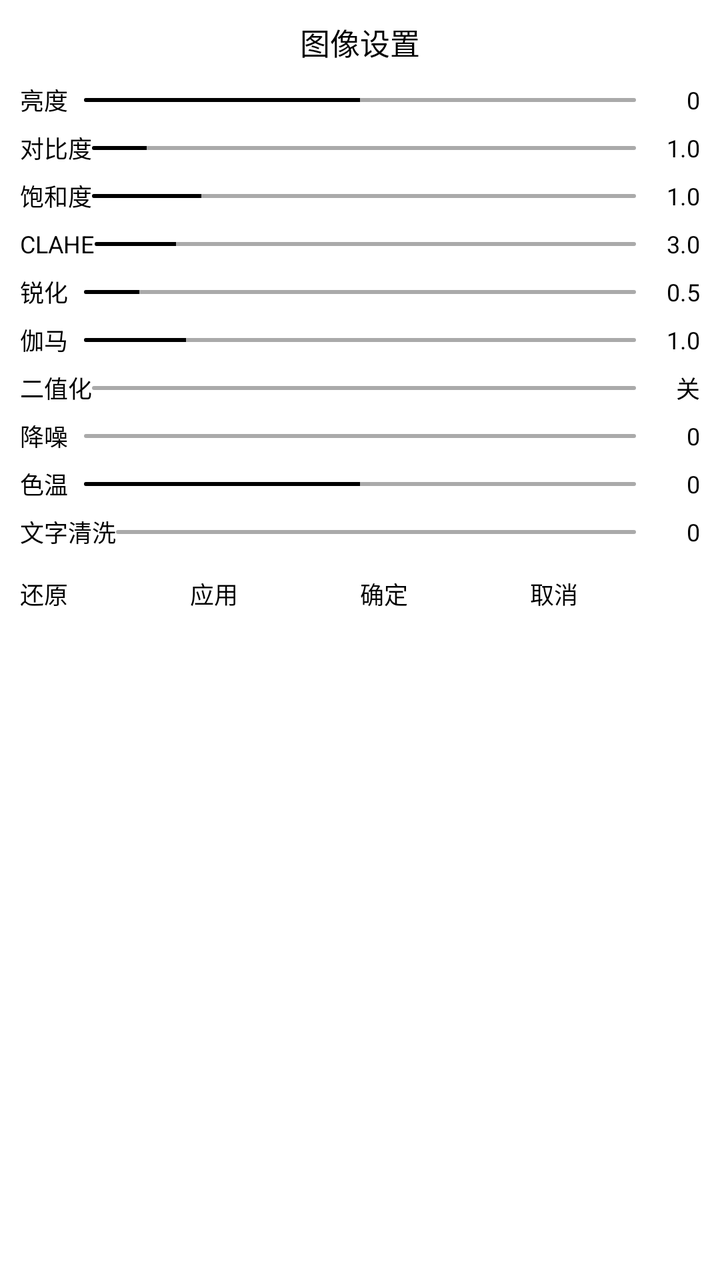
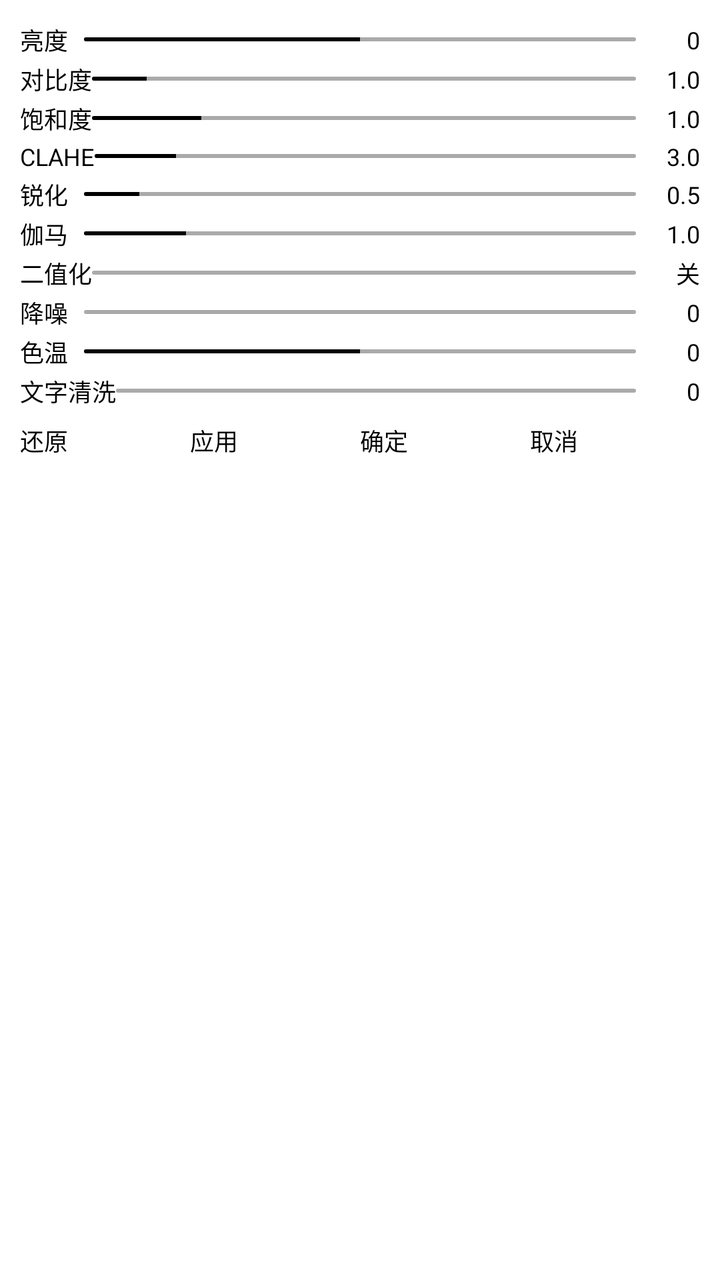

An Android layout rendered at two revisions. The XML below is the earlier revision; the diff shows what the commit changed to produce the second picture.
<!-- AndroidManifest.xml: application theme android:Theme.Light.NoTitleBar -->
<!-- res/layout/dialog_image_settings.xml -->
<?xml version="1.0" encoding="utf-8"?>
<LinearLayout xmlns:android="http://schemas.android.com/apk/res/android"
    android:layout_width="match_parent"
    android:layout_height="wrap_content"
    android:orientation="vertical"
    android:background="#FFFFFF"
    android:padding="10dp">

    <TextView
        android:layout_width="match_parent"
        android:layout_height="wrap_content"
        android:text="图像设置"
        android:textSize="15sp"
        android:textColor="#000000"
        android:gravity="center"
        android:paddingBottom="6dp" />

    
    <LinearLayout
        android:layout_width="match_parent"
        android:layout_height="wrap_content"
        android:orientation="horizontal"
        android:gravity="center_vertical"
        android:paddingVertical="1dp">
        <TextView
            android:layout_width="wrap_content"
            android:layout_height="wrap_content"
            android:text="亮度"
            android:textSize="12sp"
            android:textColor="#000000"
            android:singleLine="true"
            android:minWidth="32dp" />
        <SeekBar
            android:id="@+id/sb_brightness"
            style="?android:attr/progressBarStyleHorizontal"
            android:layout_width="0dp"
            android:layout_height="wrap_content"
            android:layout_weight="1"
            android:max="510"
            android:progress="255"
            android:splitTrack="false"
            android:thumbTint="#000000"
            android:progressTint="#000000"
            android:progressBackgroundTint="#AAAAAA"
            android:minHeight="2dp"
            android:maxHeight="2dp"
            android:paddingTop="10dp"
            android:paddingBottom="10dp" />
        <TextView
            android:id="@+id/tv_brightness_value"
            android:layout_width="32dp"
            android:layout_height="wrap_content"
            android:text="0"
            android:textSize="12sp"
            android:textColor="#000000"
            android:gravity="end"
            android:singleLine="true"
            android:paddingStart="4dp" />
    </LinearLayout>

    
    <LinearLayout
        android:layout_width="match_parent"
        android:layout_height="wrap_content"
        android:orientation="horizontal"
        android:gravity="center_vertical"
        android:paddingVertical="1dp">
        <TextView
            android:layout_width="wrap_content"
            android:layout_height="wrap_content"
            android:text="对比度"
            android:textSize="12sp"
            android:textColor="#000000"
            android:singleLine="true"
            android:minWidth="32dp" />
        <SeekBar
            android:id="@+id/sb_contrast"
            style="?android:attr/progressBarStyleHorizontal"
            android:layout_width="0dp"
            android:layout_height="wrap_content"
            android:layout_weight="1"
            android:max="1000"
            android:progress="100"
            android:splitTrack="false"
            android:thumbTint="#000000"
            android:progressTint="#000000"
            android:progressBackgroundTint="#AAAAAA"
            android:minHeight="2dp"
            android:maxHeight="2dp"
            android:paddingTop="10dp"
            android:paddingBottom="10dp" />
        <TextView
            android:id="@+id/tv_contrast_value"
            android:layout_width="32dp"
            android:layout_height="wrap_content"
            android:text="1.0"
            android:textSize="12sp"
            android:textColor="#000000"
            android:gravity="end"
            android:singleLine="true"
            android:paddingStart="4dp" />
    </LinearLayout>

    
    <LinearLayout
        android:layout_width="match_parent"
        android:layout_height="wrap_content"
        android:orientation="horizontal"
        android:gravity="center_vertical"
        android:paddingVertical="1dp">
        <TextView
            android:layout_width="wrap_content"
            android:layout_height="wrap_content"
            android:text="饱和度"
            android:textSize="12sp"
            android:textColor="#000000"
            android:singleLine="true"
            android:minWidth="32dp" />
        <SeekBar
            android:id="@+id/sb_saturation"
            style="?android:attr/progressBarStyleHorizontal"
            android:layout_width="0dp"
            android:layout_height="wrap_content"
            android:layout_weight="1"
            android:max="500"
            android:progress="100"
            android:splitTrack="false"
            android:thumbTint="#000000"
            android:progressTint="#000000"
            android:progressBackgroundTint="#AAAAAA"
            android:minHeight="2dp"
            android:maxHeight="2dp"
            android:paddingTop="10dp"
            android:paddingBottom="10dp" />
        <TextView
            android:id="@+id/tv_saturation_value"
            android:layout_width="32dp"
            android:layout_height="wrap_content"
            android:text="1.0"
            android:textSize="12sp"
            android:textColor="#000000"
            android:gravity="end"
            android:singleLine="true"
            android:paddingStart="4dp" />
    </LinearLayout>

    
    <LinearLayout
        android:layout_width="match_parent"
        android:layout_height="wrap_content"
        android:orientation="horizontal"
        android:gravity="center_vertical"
        android:paddingVertical="1dp">
        <TextView
            android:layout_width="wrap_content"
            android:layout_height="wrap_content"
            android:text="CLAHE"
            android:textSize="12sp"
            android:textColor="#000000"
            android:singleLine="true"
            android:minWidth="32dp" />
        <SeekBar
            android:id="@+id/sb_clip_limit"
            style="?android:attr/progressBarStyleHorizontal"
            android:layout_width="0dp"
            android:layout_height="wrap_content"
            android:layout_weight="1"
            android:max="2000"
            android:progress="300"
            android:splitTrack="false"
            android:thumbTint="#000000"
            android:progressTint="#000000"
            android:progressBackgroundTint="#AAAAAA"
            android:minHeight="2dp"
            android:maxHeight="2dp"
            android:paddingTop="10dp"
            android:paddingBottom="10dp" />
        <TextView
            android:id="@+id/tv_clip_limit_value"
            android:layout_width="32dp"
            android:layout_height="wrap_content"
            android:text="3.0"
            android:textSize="12sp"
            android:textColor="#000000"
            android:gravity="end"
            android:singleLine="true"
            android:paddingStart="4dp" />
    </LinearLayout>

    
    <LinearLayout
        android:layout_width="match_parent"
        android:layout_height="wrap_content"
        android:orientation="horizontal"
        android:gravity="center_vertical"
        android:paddingVertical="1dp">
        <TextView
            android:layout_width="wrap_content"
            android:layout_height="wrap_content"
            android:text="锐化"
            android:textSize="12sp"
            android:textColor="#000000"
            android:singleLine="true"
            android:minWidth="32dp" />
        <SeekBar
            android:id="@+id/sb_sharpen"
            style="?android:attr/progressBarStyleHorizontal"
            android:layout_width="0dp"
            android:layout_height="wrap_content"
            android:layout_weight="1"
            android:max="500"
            android:progress="50"
            android:splitTrack="false"
            android:thumbTint="#000000"
            android:progressTint="#000000"
            android:progressBackgroundTint="#AAAAAA"
            android:minHeight="2dp"
            android:maxHeight="2dp"
            android:paddingTop="10dp"
            android:paddingBottom="10dp" />
        <TextView
            android:id="@+id/tv_sharpen_value"
            android:layout_width="32dp"
            android:layout_height="wrap_content"
            android:text="0.5"
            android:textSize="12sp"
            android:textColor="#000000"
            android:gravity="end"
            android:singleLine="true"
            android:paddingStart="4dp" />
    </LinearLayout>

    
    <LinearLayout
        android:layout_width="match_parent"
        android:layout_height="wrap_content"
        android:orientation="horizontal"
        android:gravity="center_vertical"
        android:paddingVertical="1dp">
        <TextView
            android:layout_width="wrap_content"
            android:layout_height="wrap_content"
            android:text="伽马"
            android:textSize="12sp"
            android:textColor="#000000"
            android:singleLine="true"
            android:minWidth="32dp" />
        <SeekBar
            android:id="@+id/sb_gamma"
            style="?android:attr/progressBarStyleHorizontal"
            android:layout_width="0dp"
            android:layout_height="wrap_content"
            android:layout_weight="1"
            android:max="490"
            android:progress="90"
            android:splitTrack="false"
            android:thumbTint="#000000"
            android:progressTint="#000000"
            android:progressBackgroundTint="#AAAAAA"
            android:minHeight="2dp"
            android:maxHeight="2dp"
            android:paddingTop="10dp"
            android:paddingBottom="10dp" />
        <TextView
            android:id="@+id/tv_gamma_value"
            android:layout_width="32dp"
            android:layout_height="wrap_content"
            android:text="1.0"
            android:textSize="12sp"
            android:textColor="#000000"
            android:gravity="end"
            android:singleLine="true"
            android:paddingStart="4dp" />
    </LinearLayout>

    
    <LinearLayout
        android:layout_width="match_parent"
        android:layout_height="wrap_content"
        android:orientation="horizontal"
        android:gravity="center_vertical"
        android:paddingVertical="1dp">
        <TextView
            android:layout_width="wrap_content"
            android:layout_height="wrap_content"
            android:text="二值化"
            android:textSize="12sp"
            android:textColor="#000000"
            android:singleLine="true"
            android:minWidth="32dp" />
        <SeekBar
            android:id="@+id/sb_threshold"
            style="?android:attr/progressBarStyleHorizontal"
            android:layout_width="0dp"
            android:layout_height="wrap_content"
            android:layout_weight="1"
            android:max="255"
            android:progress="0"
            android:splitTrack="false"
            android:thumbTint="#000000"
            android:progressTint="#000000"
            android:progressBackgroundTint="#AAAAAA"
            android:minHeight="2dp"
            android:maxHeight="2dp"
            android:paddingTop="10dp"
            android:paddingBottom="10dp" />
        <TextView
            android:id="@+id/tv_threshold_value"
            android:layout_width="32dp"
            android:layout_height="wrap_content"
            android:text="关"
            android:textSize="12sp"
            android:textColor="#000000"
            android:gravity="end"
            android:singleLine="true"
            android:paddingStart="4dp" />
    </LinearLayout>

    
    <LinearLayout
        android:layout_width="match_parent"
        android:layout_height="wrap_content"
        android:orientation="horizontal"
        android:gravity="center_vertical"
        android:paddingVertical="1dp">
        <TextView
            android:layout_width="wrap_content"
            android:layout_height="wrap_content"
            android:text="降噪"
            android:textSize="12sp"
            android:textColor="#000000"
            android:singleLine="true"
            android:minWidth="32dp" />
        <SeekBar
            android:id="@+id/sb_denoise"
            style="?android:attr/progressBarStyleHorizontal"
            android:layout_width="0dp"
            android:layout_height="wrap_content"
            android:layout_weight="1"
            android:max="500"
            android:progress="0"
            android:splitTrack="false"
            android:thumbTint="#000000"
            android:progressTint="#000000"
            android:progressBackgroundTint="#AAAAAA"
            android:minHeight="2dp"
            android:maxHeight="2dp"
            android:paddingTop="10dp"
            android:paddingBottom="10dp" />
        <TextView
            android:id="@+id/tv_denoise_value"
            android:layout_width="32dp"
            android:layout_height="wrap_content"
            android:text="0"
            android:textSize="12sp"
            android:textColor="#000000"
            android:gravity="end"
            android:singleLine="true"
            android:paddingStart="4dp" />
    </LinearLayout>

    
    <LinearLayout
        android:layout_width="match_parent"
        android:layout_height="wrap_content"
        android:orientation="horizontal"
        android:gravity="center_vertical"
        android:paddingVertical="1dp">
        <TextView
            android:layout_width="wrap_content"
            android:layout_height="wrap_content"
            android:text="色温"
            android:textSize="12sp"
            android:textColor="#000000"
            android:singleLine="true"
            android:minWidth="32dp" />
        <SeekBar
            android:id="@+id/sb_temp"
            style="?android:attr/progressBarStyleHorizontal"
            android:layout_width="0dp"
            android:layout_height="wrap_content"
            android:layout_weight="1"
            android:max="400"
            android:progress="200"
            android:splitTrack="false"
            android:thumbTint="#000000"
            android:progressTint="#000000"
            android:progressBackgroundTint="#AAAAAA"
            android:minHeight="2dp"
            android:maxHeight="2dp"
            android:paddingTop="10dp"
            android:paddingBottom="10dp" />
        <TextView
            android:id="@+id/tv_temp_value"
            android:layout_width="32dp"
            android:layout_height="wrap_content"
            android:text="0"
            android:textSize="12sp"
            android:textColor="#000000"
            android:gravity="end"
            android:singleLine="true"
            android:paddingStart="4dp" />
    </LinearLayout>

    

    
    <LinearLayout
        android:layout_width="match_parent"
        android:layout_height="wrap_content"
        android:orientation="horizontal"
        android:gravity="center_vertical"
        android:paddingVertical="1dp">
        <TextView
            android:layout_width="wrap_content"
            android:layout_height="wrap_content"
            android:text="文字清洗"
            android:textSize="12sp"
            android:textColor="#000000"
            android:singleLine="true"
            android:minWidth="32dp" />
        <SeekBar
            android:id="@+id/sb_print_clean"
            style="?android:attr/progressBarStyleHorizontal"
            android:layout_width="0dp"
            android:layout_height="wrap_content"
            android:layout_weight="1"
            android:max="100"
            android:progress="0"
            android:splitTrack="false"
            android:thumbTint="#000000"
            android:progressTint="#000000"
            android:progressBackgroundTint="#AAAAAA"
            android:minHeight="2dp"
            android:maxHeight="2dp"
            android:paddingTop="10dp"
            android:paddingBottom="10dp" />
        <TextView
            android:id="@+id/tv_print_clean_value"
            android:layout_width="32dp"
            android:layout_height="wrap_content"
            android:text="0"
            android:textSize="12sp"
            android:textColor="#000000"
            android:gravity="end"
            android:singleLine="true"
            android:paddingStart="4dp" />
    </LinearLayout>

    


    
    <LinearLayout
        android:layout_width="match_parent"
        android:layout_height="wrap_content"
        android:orientation="horizontal"
        android:gravity="center_horizontal"
        android:paddingTop="6dp">
        <Button
            android:id="@+id/btn_reset"
            android:layout_width="0dp"
            android:layout_height="wrap_content"
            android:layout_weight="1"
            android:text="还原"
            android:textSize="12sp"
            android:textColor="#000000"
            android:background="#FFFFFF"
            android:elevation="0dp"
            android:stateListAnimator="@null"
            android:paddingVertical="4dp" />
        <Button
            android:id="@+id/btn_apply"
            android:layout_width="0dp"
            android:layout_height="wrap_content"
            android:layout_weight="1"
            android:text="应用"
            android:textSize="12sp"
            android:textColor="#000000"
            android:background="#FFFFFF"
            android:elevation="0dp"
            android:stateListAnimator="@null"
            android:paddingVertical="4dp" />
        <Button
            android:id="@+id/btn_ok"
            android:layout_width="0dp"
            android:layout_height="wrap_content"
            android:layout_weight="1"
            android:text="确定"
            android:textSize="12sp"
            android:textColor="#000000"
            android:background="#FFFFFF"
            android:elevation="0dp"
            android:stateListAnimator="@null"
            android:paddingVertical="4dp" />
        <Button
            android:id="@+id/btn_cancel"
            android:layout_width="0dp"
            android:layout_height="wrap_content"
            android:layout_weight="1"
            android:text="取消"
            android:textSize="12sp"
            android:textColor="#000000"
            android:background="#FFFFFF"
            android:elevation="0dp"
            android:stateListAnimator="@null"
            android:paddingVertical="4dp" />
    </LinearLayout>
</LinearLayout>
<!-- resources referenced by this layout -->
<resources>

</resources>

<!-- the commit's change to res/layout/dialog_image_settings.xml (unified diff, before → after) -->
@@ -6,15 +6,6 @@
     android:background="#FFFFFF"
     android:padding="10dp">
 
-    <TextView
-        android:layout_width="match_parent"
-        android:layout_height="wrap_content"
-        android:text="图像设置"
-        android:textSize="15sp"
-        android:textColor="#000000"
-        android:gravity="center"
-        android:paddingBottom="6dp" />
-
     
     <LinearLayout
         android:layout_width="match_parent"
@@ -39,13 +30,13 @@
             android:max="510"
             android:progress="255"
             android:splitTrack="false"
-            android:thumbTint="#000000"
-            android:progressTint="#000000"
-            android:progressBackgroundTint="#AAAAAA"
-            android:minHeight="2dp"
-            android:maxHeight="2dp"
-            android:paddingTop="10dp"
-            android:paddingBottom="10dp" />
+            
+            android:progressTint="#000000"
+            android:progressBackgroundTint="#AAAAAA"
+            android:minHeight="2dp"
+            android:maxHeight="2dp"
+            android:paddingTop="0dp"
+            android:paddingBottom="0dp" />
         <TextView
             android:id="@+id/tv_brightness_value"
             android:layout_width="32dp"
@@ -82,13 +73,13 @@
             android:max="1000"
             android:progress="100"
             android:splitTrack="false"
-            android:thumbTint="#000000"
-            android:progressTint="#000000"
-            android:progressBackgroundTint="#AAAAAA"
-            android:minHeight="2dp"
-            android:maxHeight="2dp"
-            android:paddingTop="10dp"
-            android:paddingBottom="10dp" />
+            
+            android:progressTint="#000000"
+            android:progressBackgroundTint="#AAAAAA"
+            android:minHeight="2dp"
+            android:maxHeight="2dp"
+            android:paddingTop="0dp"
+            android:paddingBottom="0dp" />
         <TextView
             android:id="@+id/tv_contrast_value"
             android:layout_width="32dp"
@@ -125,13 +116,13 @@
             android:max="500"
             android:progress="100"
             android:splitTrack="false"
-            android:thumbTint="#000000"
-            android:progressTint="#000000"
-            android:progressBackgroundTint="#AAAAAA"
-            android:minHeight="2dp"
-            android:maxHeight="2dp"
-            android:paddingTop="10dp"
-            android:paddingBottom="10dp" />
+            
+            android:progressTint="#000000"
+            android:progressBackgroundTint="#AAAAAA"
+            android:minHeight="2dp"
+            android:maxHeight="2dp"
+            android:paddingTop="0dp"
+            android:paddingBottom="0dp" />
         <TextView
             android:id="@+id/tv_saturation_value"
             android:layout_width="32dp"
@@ -168,13 +159,13 @@
             android:max="2000"
             android:progress="300"
             android:splitTrack="false"
-            android:thumbTint="#000000"
-            android:progressTint="#000000"
-            android:progressBackgroundTint="#AAAAAA"
-            android:minHeight="2dp"
-            android:maxHeight="2dp"
-            android:paddingTop="10dp"
-            android:paddingBottom="10dp" />
+            
+            android:progressTint="#000000"
+            android:progressBackgroundTint="#AAAAAA"
+            android:minHeight="2dp"
+            android:maxHeight="2dp"
+            android:paddingTop="0dp"
+            android:paddingBottom="0dp" />
         <TextView
             android:id="@+id/tv_clip_limit_value"
             android:layout_width="32dp"
@@ -211,13 +202,13 @@
             android:max="500"
             android:progress="50"
             android:splitTrack="false"
-            android:thumbTint="#000000"
-            android:progressTint="#000000"
-            android:progressBackgroundTint="#AAAAAA"
-            android:minHeight="2dp"
-            android:maxHeight="2dp"
-            android:paddingTop="10dp"
-            android:paddingBottom="10dp" />
+            
+            android:progressTint="#000000"
+            android:progressBackgroundTint="#AAAAAA"
+            android:minHeight="2dp"
+            android:maxHeight="2dp"
+            android:paddingTop="0dp"
+            android:paddingBottom="0dp" />
         <TextView
             android:id="@+id/tv_sharpen_value"
             android:layout_width="32dp"
@@ -254,13 +245,13 @@
             android:max="490"
             android:progress="90"
             android:splitTrack="false"
-            android:thumbTint="#000000"
-            android:progressTint="#000000"
-            android:progressBackgroundTint="#AAAAAA"
-            android:minHeight="2dp"
-            android:maxHeight="2dp"
-            android:paddingTop="10dp"
-            android:paddingBottom="10dp" />
+            
+            android:progressTint="#000000"
+            android:progressBackgroundTint="#AAAAAA"
+            android:minHeight="2dp"
+            android:maxHeight="2dp"
+            android:paddingTop="0dp"
+            android:paddingBottom="0dp" />
         <TextView
             android:id="@+id/tv_gamma_value"
             android:layout_width="32dp"
@@ -297,13 +288,13 @@
             android:max="255"
             android:progress="0"
             android:splitTrack="false"
-            android:thumbTint="#000000"
-            android:progressTint="#000000"
-            android:progressBackgroundTint="#AAAAAA"
-            android:minHeight="2dp"
-            android:maxHeight="2dp"
-            android:paddingTop="10dp"
-            android:paddingBottom="10dp" />
+            
+            android:progressTint="#000000"
+            android:progressBackgroundTint="#AAAAAA"
+            android:minHeight="2dp"
+            android:maxHeight="2dp"
+            android:paddingTop="0dp"
+            android:paddingBottom="0dp" />
         <TextView
             android:id="@+id/tv_threshold_value"
             android:layout_width="32dp"
@@ -340,13 +331,13 @@
             android:max="500"
             android:progress="0"
             android:splitTrack="false"
-            android:thumbTint="#000000"
-            android:progressTint="#000000"
-            android:progressBackgroundTint="#AAAAAA"
-            android:minHeight="2dp"
-            android:maxHeight="2dp"
-            android:paddingTop="10dp"
-            android:paddingBottom="10dp" />
+            
+            android:progressTint="#000000"
+            android:progressBackgroundTint="#AAAAAA"
+            android:minHeight="2dp"
+            android:maxHeight="2dp"
+            android:paddingTop="0dp"
+            android:paddingBottom="0dp" />
         <TextView
             android:id="@+id/tv_denoise_value"
             android:layout_width="32dp"
@@ -383,13 +374,13 @@
             android:max="400"
             android:progress="200"
             android:splitTrack="false"
-            android:thumbTint="#000000"
-            android:progressTint="#000000"
-            android:progressBackgroundTint="#AAAAAA"
-            android:minHeight="2dp"
-            android:maxHeight="2dp"
-            android:paddingTop="10dp"
-            android:paddingBottom="10dp" />
+            
+            android:progressTint="#000000"
+            android:progressBackgroundTint="#AAAAAA"
+            android:minHeight="2dp"
+            android:maxHeight="2dp"
+            android:paddingTop="0dp"
+            android:paddingBottom="0dp" />
         <TextView
             android:id="@+id/tv_temp_value"
             android:layout_width="32dp"
@@ -428,13 +419,13 @@
             android:max="100"
             android:progress="0"
             android:splitTrack="false"
-            android:thumbTint="#000000"
-            android:progressTint="#000000"
-            android:progressBackgroundTint="#AAAAAA"
-            android:minHeight="2dp"
-            android:maxHeight="2dp"
-            android:paddingTop="10dp"
-            android:paddingBottom="10dp" />
+            
+            android:progressTint="#000000"
+            android:progressBackgroundTint="#AAAAAA"
+            android:minHeight="2dp"
+            android:maxHeight="2dp"
+            android:paddingTop="0dp"
+            android:paddingBottom="0dp" />
         <TextView
             android:id="@+id/tv_print_clean_value"
             android:layout_width="32dp"
@@ -448,7 +439,6 @@
     </LinearLayout>
 
     
-
 
     
     <LinearLayout
@@ -468,7 +458,7 @@
             android:background="#FFFFFF"
             android:elevation="0dp"
             android:stateListAnimator="@null"
-            android:paddingVertical="4dp" />
+            android:paddingVertical="0dp" />
         <Button
             android:id="@+id/btn_apply"
             android:layout_width="0dp"
@@ -480,7 +470,7 @@
             android:background="#FFFFFF"
             android:elevation="0dp"
             android:stateListAnimator="@null"
-            android:paddingVertical="4dp" />
+            android:paddingVertical="0dp" />
         <Button
             android:id="@+id/btn_ok"
             android:layout_width="0dp"
@@ -492,7 +482,7 @@
             android:background="#FFFFFF"
             android:elevation="0dp"
             android:stateListAnimator="@null"
-            android:paddingVertical="4dp" />
+            android:paddingVertical="0dp" />
         <Button
             android:id="@+id/btn_cancel"
             android:layout_width="0dp"
@@ -504,6 +494,6 @@
             android:background="#FFFFFF"
             android:elevation="0dp"
             android:stateListAnimator="@null"
-            android:paddingVertical="4dp" />
+            android:paddingVertical="0dp" />
     </LinearLayout>
 </LinearLayout>
